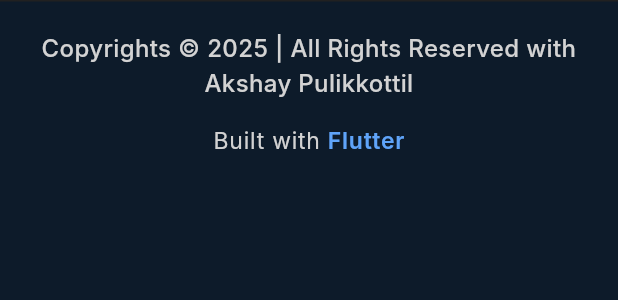
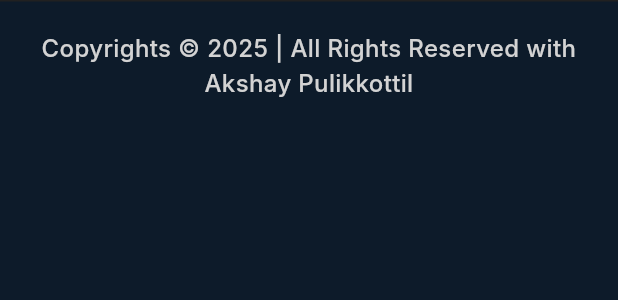
Before and after one commit to amAkshay18/flutter-portfolio, a Flutter app: the Footer widget shown alone on an empty page, opened directly, on a phone screen of 412 x 824 dp. Shown: the top 300 px of the screen. Run offline on Flutter 3.47's test engine with Material 3 defaults, Android fonts, the light colour scheme and no system bars; our stand-ins replace cloud_firestore, email_validator, firebase_core, flutter_riverpod, font_awesome_flutter; accounts and stored records are empty; Roboto replaces fonts that are missing (Inter).

```diff
--- a/lib/presentation/screens/home/footer.dart
+++ b/lib/presentation/screens/home/footer.dart
@@ -2,48 +2,8 @@ import 'package:flutter/material.dart';
 import '../../../../core/constants/app_strings.dart';
 import '../../../../core/theme/app_theme.dart';
 
-class Footer extends StatefulWidget {
+class Footer extends StatelessWidget {
   const Footer({super.key});
-
-  @override
-  State<Footer> createState() => _FooterState();
-}
-
-class _FooterState extends State<Footer> with SingleTickerProviderStateMixin {
-  late AnimationController _animationController;
-  late Animation<double> _fadeAnimation;
-  late Animation<double> _scaleAnimation;
-
-  @override
-  void initState() {
-    super.initState();
-    _animationController = AnimationController(
-      duration: const Duration(milliseconds: 2000),
-      vsync: this,
-    )..repeat(reverse: true);
-
-    _fadeAnimation = Tween<double>(
-      begin: 0.6,
-      end: 1.0,
-    ).animate(CurvedAnimation(
-      parent: _animationController,
-      curve: Curves.easeInOut,
-    ));
-
-    _scaleAnimation = Tween<double>(
-      begin: 0.98,
-      end: 1.02,
-    ).animate(CurvedAnimation(
-      parent: _animationController,
-      curve: Curves.easeInOut,
-    ));
-  }
-
-  @override
-  void dispose() {
-    _animationController.dispose();
-    super.dispose();
-  }
 
   @override
   Widget build(BuildContext context) {
@@ -51,7 +11,6 @@ class _FooterState extends State<Footer> with SingleTickerProviderStateMixin {
     final borderColor = isDark ? AppTheme.borderEerieBlack : AppTheme.borderGainsboro;
     final textColor = Theme.of(context).textTheme.bodyLarge?.color ??
                      (isDark ? AppTheme.textWhite : AppTheme.textBlack);
-    final flutterColor = isDark ? const Color(0xFF60A5FA) : const Color(0xFF2563EB);
 
     return Container(
       padding: const EdgeInsets.symmetric(vertical: 20),
@@ -72,42 +31,6 @@ class _FooterState extends State<Footer> with SingleTickerProviderStateMixin {
             ),
             textAlign: TextAlign.center,
           ),
-          const SizedBox(height: 16),
-          // Animated "Built with Flutter" text
-          AnimatedBuilder(
-            animation: _animationController,
-            builder: (context, child) {
-              return Opacity(
-                opacity: _fadeAnimation.value,
-                child: Transform.scale(
-                  scale: _scaleAnimation.value,
-                  child: Row(
-                    mainAxisSize: MainAxisSize.min,
-                    children: [
-                      Text(
-                        'Built with ',
-                        style: TextStyle(
-                          fontSize: AppTheme.fontSize9,
-                          fontWeight: FontWeight.w400,
-                          color: textColor,
-                          letterSpacing: 0.5,
-                        ),
-                      ),
-                      Text(
-                        'Flutter',
-                        style: TextStyle(
-                          fontSize: AppTheme.fontSize9,
-                          fontWeight: FontWeight.w600,
-                          color: flutterColor,
-                          letterSpacing: 0.5,
-                        ),
-                      ),
-                    ],
-                  ),
-                ),
-              );
-            },
-          ),
         ],
       ),
     );
```
Also changed, not shown: lib/presentation/screens/contact/contact_section.dart (+90 -0 lines), lib/presentation/widgets/header.dart (+32 -8 lines).
